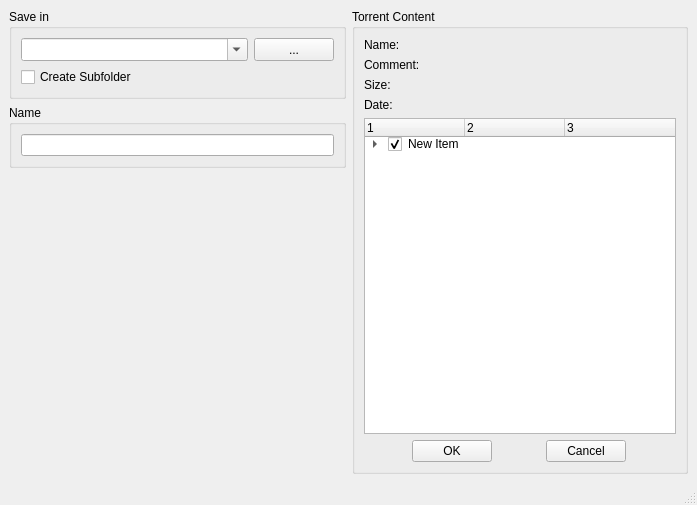
This is client/ui_designs/add_torrent.ui in aldairlfp/DTorrent as Qt 5 draws it before an edit. The edited form follows.
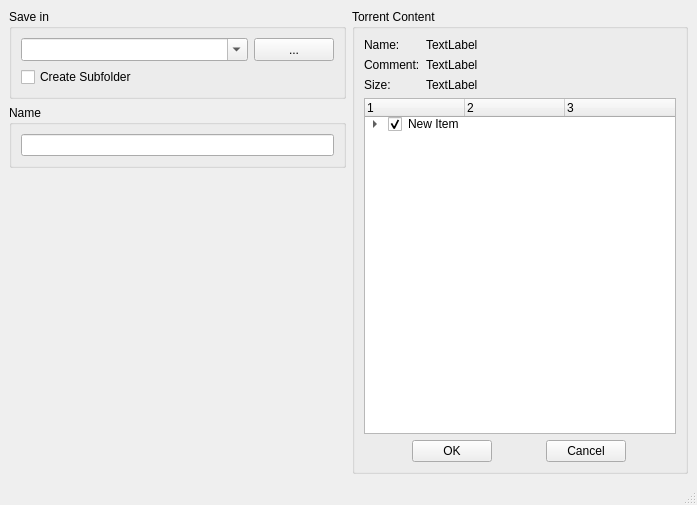
This is the edited form. Icons and pictures are not drawn.

Patch:
```diff
--- a/client/ui_designs/add_torrent.ui
+++ b/client/ui_designs/add_torrent.ui
@@ -54,17 +54,32 @@
                  </property>
                 </widget>
                </item>
+              </layout>
+             </item>
                <item>
-                <widget class="QLabel" name="label_4">
+              <layout class="QVBoxLayout" name="verticalLayout_6">
+               <item>
+                <widget class="QLabel" name="label_5">
                  <property name="text">
-                  <string>Date:</string>
+                  <string>TextLabel</string>
                  </property>
                 </widget>
                </item>
-              </layout>
+               <item>
+                <widget class="QLabel" name="label_6">
+                 <property name="text">
+                  <string>TextLabel</string>
+                 </property>
+                </widget>
              </item>
              <item>
-              <layout class="QVBoxLayout" name="verticalLayout_6"/>
+                <widget class="QLabel" name="label_7">
+                 <property name="text">
+                  <string>TextLabel</string>
+                 </property>
+                </widget>
+               </item>
+              </layout>
              </item>
             </layout>
            </item>
```
Lines whose indentation alone changed are shown as unchanged.
